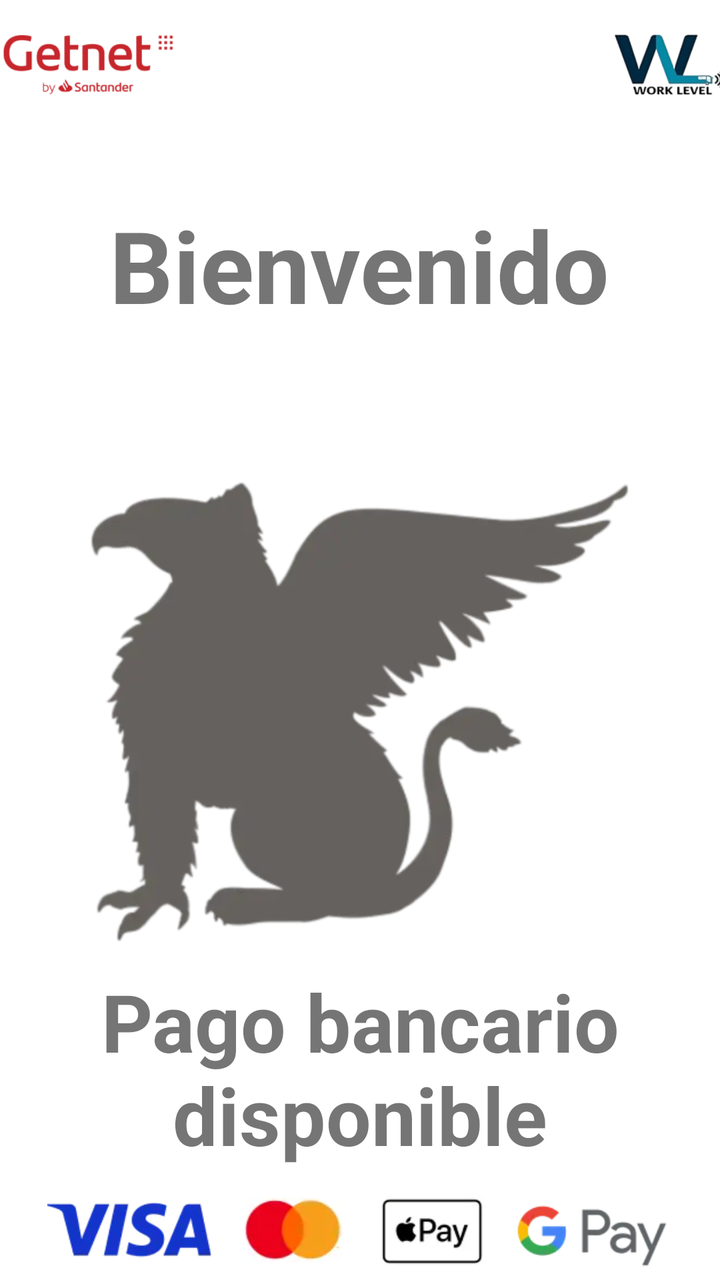
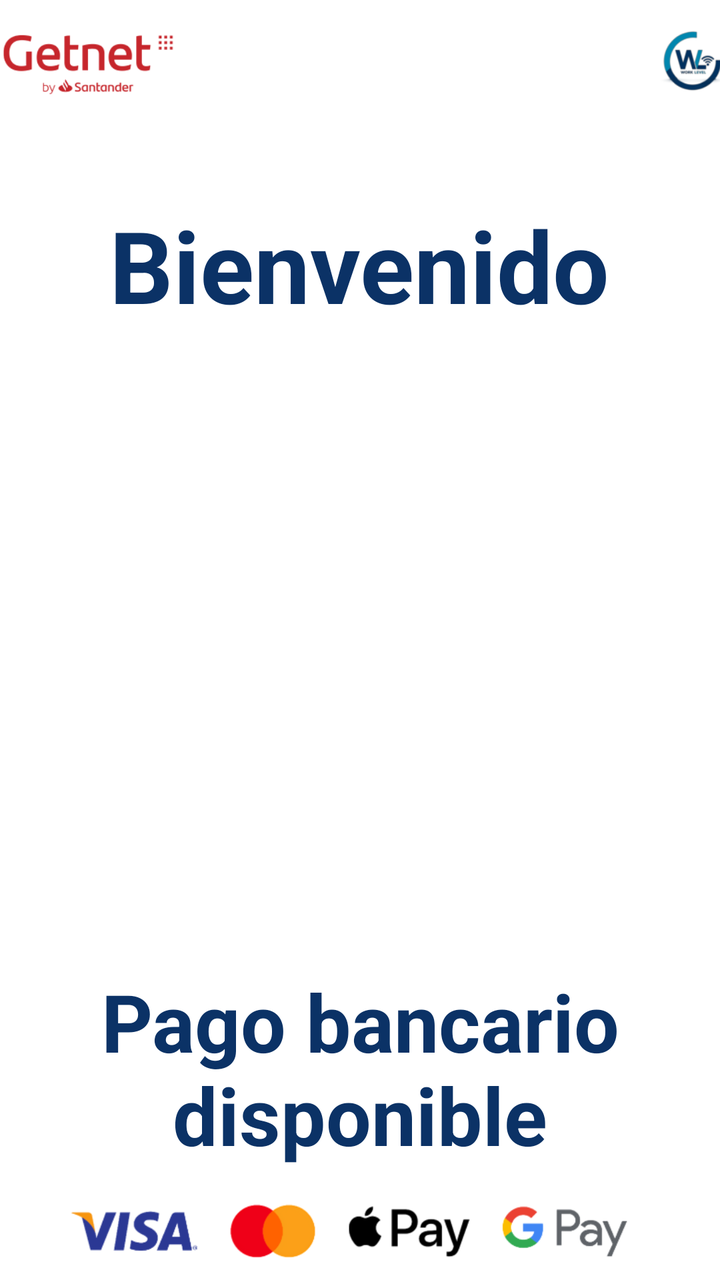

The first picture is an Android layout as it rendered before a commit; the second is the same layout after the commit. The layout source and the unified diff follow.
<!-- AndroidManifest.xml: activity theme Theme.siap -->
<!-- res/layout/activity_main.xml -->
<?xml version="1.0" encoding="utf-8"?>
<FrameLayout xmlns:android="http://schemas.android.com/apk/res/android"
    xmlns:app="http://schemas.android.com/apk/res-auto"
    xmlns:tools="http://schemas.android.com/tools"
    android:layout_width="match_parent"
    android:layout_height="match_parent"
    android:background="@color/white"
    tools:context="wgg.siap.MainActivity">

    <androidx.constraintlayout.widget.ConstraintLayout
        android:layout_width="match_parent"
        android:layout_height="match_parent">

        <ImageView
            android:id="@+id/payments"
            android:layout_width="310dp"
            android:layout_height="42dp"
            android:contentDescription="@string/img_payments"
            app:layout_constraintBottom_toBottomOf="parent"
            app:layout_constraintEnd_toEndOf="parent"
            app:layout_constraintHorizontal_bias="0.475"
            app:layout_constraintStart_toStartOf="parent"
            app:layout_constraintTop_toBottomOf="@+id/img_logo"
            app:layout_constraintVertical_bias="0.97"
            app:srcCompat="@drawable/marks"
            tools:ignore="ImageContrastCheck" />

        <Button
            android:id="@+id/settings"
            android:layout_width="wrap_content"
            android:layout_height="wrap_content"
            android:background="#00020202"
            android:enabled="false"
            android:textColor="#D3DFDF"
            app:layout_constraintBottom_toBottomOf="parent"
            app:layout_constraintEnd_toEndOf="parent"
            app:layout_constraintHorizontal_bias="0.0"
            app:layout_constraintStart_toStartOf="parent"
            app:layout_constraintTop_toBottomOf="@+id/secondStep"
            app:layout_constraintVertical_bias="1.0" />

        <Button
            android:id="@+id/secondStep"
            android:layout_width="wrap_content"
            android:layout_height="wrap_content"
            android:background="#00020202"
            android:enabled="false"
            android:textColor="#D3DFDF"
            app:layout_constraintStart_toStartOf="parent"
            app:layout_constraintTop_toTopOf="parent" />

        <Button
            android:id="@+id/firstStep"
            android:layout_width="wrap_content"
            android:layout_height="wrap_content"
            android:background="#00020202"
            android:textColor="#D3DFDF"
            app:layout_constraintEnd_toEndOf="parent"
            app:layout_constraintHorizontal_bias="1.0"
            app:layout_constraintStart_toEndOf="@+id/secondStep"
            tools:ignore="MissingConstraints"
            tools:layout_editor_absoluteY="0dp" />

        <ImageView
            android:id="@+id/img_logo"
            android:layout_width="308dp"
            android:layout_height="274dp"
            android:layout_marginTop="32dp"
            android:contentDescription="@string/img_home"
            app:layout_constraintEnd_toEndOf="parent"
            app:layout_constraintHorizontal_bias="0.495"
            app:layout_constraintStart_toStartOf="parent"
            app:layout_constraintTop_toBottomOf="@+id/txt_title_home"
            app:srcCompat="@drawable/logo" />

        <ImageView
            android:id="@+id/sponsor"
            android:layout_width="367dp"
            android:layout_height="55dp"
            android:layout_marginTop="4dp"
            android:contentDescription="@string/img_brand"
            android:visibility="visible"
            app:layout_constraintEnd_toEndOf="parent"
            app:layout_constraintStart_toStartOf="parent"
            app:layout_constraintTop_toTopOf="parent"
            app:srcCompat="@drawable/sponsor" />

        <TextView
            android:id="@+id/txt_title_home"
            android:layout_width="306dp"
            android:layout_height="83dp"
            android:layout_marginTop="40dp"
            android:text="@string/txt_title_home"
            android:textAlignment="center"
            android:textSize="50sp"
            android:textStyle="bold"
            app:layout_constraintEnd_toEndOf="parent"
            app:layout_constraintHorizontal_bias="0.495"
            app:layout_constraintStart_toStartOf="parent"
            app:layout_constraintTop_toBottomOf="@+id/sponsor" />

        <TextView
            android:id="@+id/txt_subtitle_home"
            android:layout_width="327dp"
            android:layout_height="114dp"
            android:text="@string/txt_subtitle_home"
            android:textAlignment="center"
            android:textSize="40sp"
            android:textStyle="bold"
            app:layout_constraintBottom_toTopOf="@+id/payments"
            app:layout_constraintEnd_toEndOf="parent"
            app:layout_constraintStart_toStartOf="parent"
            app:layout_constraintTop_toBottomOf="@+id/img_logo"
            app:layout_constraintVertical_bias="0.567" />

    </androidx.constraintlayout.widget.ConstraintLayout>

    <FrameLayout
        android:id="@+id/fragmentContainer"
        android:layout_width="match_parent"
        android:layout_height="match_parent"
        android:background="@android:color/white"
        android:clickable="true"
        android:focusable="true"
        android:visibility="gone" />

</FrameLayout>
<!-- resources referenced by this layout -->
<resources>
  <!-- drawable logo: webp bitmap (drawable, 20418 bytes) -->
  <!-- drawable marks: webp bitmap (drawable, 6258 bytes) -->
  <!-- drawable sponsor: webp bitmap (drawable, 15548 bytes) -->
  <string name="img_brand">image brand</string>
  <string name="img_home">image home</string>
  <string name="img_payments">payments</string>
  <string name="txt_subtitle_home">Pago bancario disponible</string>
  <string name="txt_title_home">Bienvenido</string>
  <style name="Theme.siap" parent="Theme.AppCompat.Light.NoActionBar">
          
          <item name="colorPrimary">@color/LightSlateGray</item>
          <item name="colorPrimaryVariant">@color/SlateGray</item>
          <item name="colorOnPrimary">@color/Black</item>
          
          <item name="colorSecondary">@color/Gray</item>
          <item name="colorSecondaryVariant">@color/DarkBlue</item>
          <item name="colorOnSecondary">@color/black</item>
          
          <item name="android:statusBarColor" tools:targetApi="l">?attr/colorPrimaryVariant</item>
          
      </style>
  <color name="LightSlateGray">#5A5A5A</color>
  <color name="SlateGray">#FF494949</color>
  <color name="Black">#000000</color>
  <color name="Gray">#808080</color>
  <color name="DarkBlue">#00008B</color>
</resources>

<!-- the commit's change to res/layout/activity_main.xml (unified diff, before → after) -->
@@ -70,8 +70,7 @@
             app:layout_constraintEnd_toEndOf="parent"
             app:layout_constraintHorizontal_bias="0.495"
             app:layout_constraintStart_toStartOf="parent"
-            app:layout_constraintTop_toBottomOf="@+id/txt_title_home"
-            app:srcCompat="@drawable/logo" />
+            app:layout_constraintTop_toBottomOf="@+id/txt_title_home" />
 
         <ImageView
             android:id="@+id/sponsor"
@@ -94,6 +93,7 @@
             android:textAlignment="center"
             android:textSize="50sp"
             android:textStyle="bold"
+            android:textColor="@color/accent"
             app:layout_constraintEnd_toEndOf="parent"
             app:layout_constraintHorizontal_bias="0.495"
             app:layout_constraintStart_toStartOf="parent"
@@ -107,10 +107,24 @@
             android:textAlignment="center"
             android:textSize="40sp"
             android:textStyle="bold"
+            android:textColor="@color/accent"
             app:layout_constraintBottom_toTopOf="@+id/payments"
             app:layout_constraintEnd_toEndOf="parent"
             app:layout_constraintStart_toStartOf="parent"
             app:layout_constraintTop_toBottomOf="@+id/img_logo"
+            app:layout_constraintVertical_bias="0.567" />
+
+        <TextView
+            android:id="@+id/txt_version"
+            android:layout_width="wrap_content"
+            android:layout_height="wrap_content"
+            android:textAlignment="center"
+            android:textSize="7sp"
+            android:textStyle="bold"
+            android:layout_marginEnd="2dp"
+            android:textColor="@color/screenTextPrimary"
+            app:layout_constraintEnd_toEndOf="parent"
+            app:layout_constraintBottom_toBottomOf="parent"
             app:layout_constraintVertical_bias="0.567" />
 
     </androidx.constraintlayout.widget.ConstraintLayout>
<!-- resource entries referenced after the edit -->
@@ -1,8 +1,9 @@
 <!-- resources referenced by this layout -->
 <resources>
-  <!-- drawable logo: webp bitmap (drawable, 20418 bytes) -->
-  <!-- drawable marks: webp bitmap (drawable, 6258 bytes) -->
-  <!-- drawable sponsor: webp bitmap (drawable, 15548 bytes) -->
+  <color name="accent">#0b3266</color>
+  <color name="screenTextPrimary">#595959</color>
+  <!-- drawable marks: png bitmap (drawable, 15036 bytes) -->
+  <!-- drawable sponsor: png bitmap (drawable, 14445 bytes) -->
   <string name="img_brand">image brand</string>
   <string name="img_home">image home</string>
   <string name="img_payments">payments</string>
